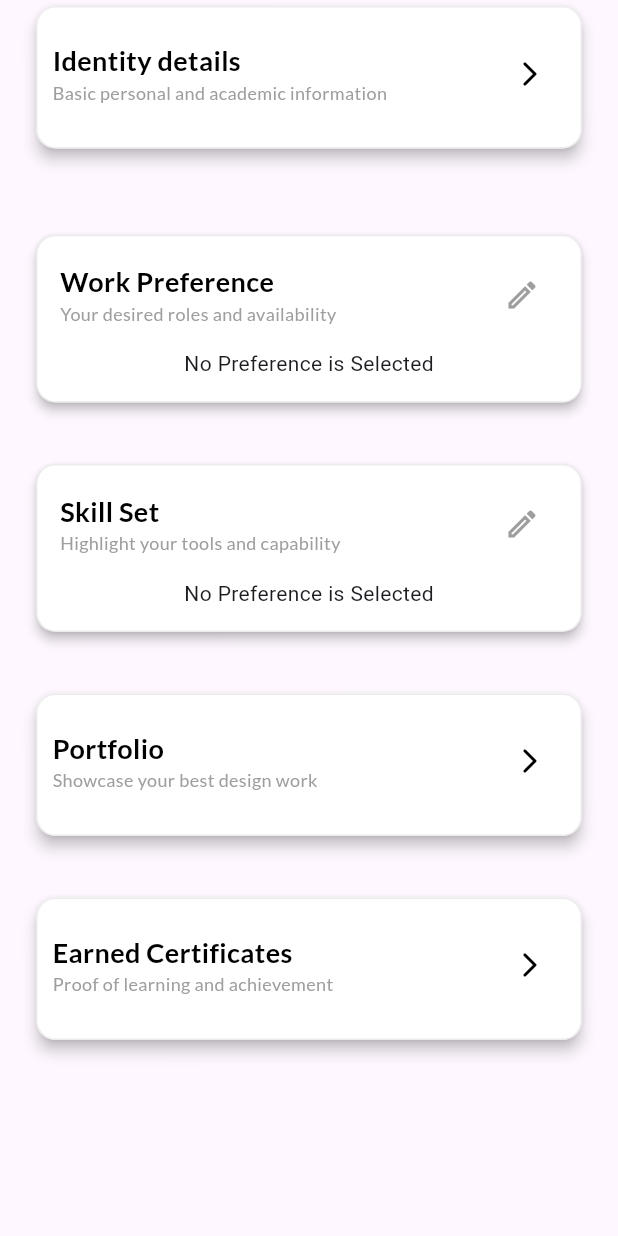
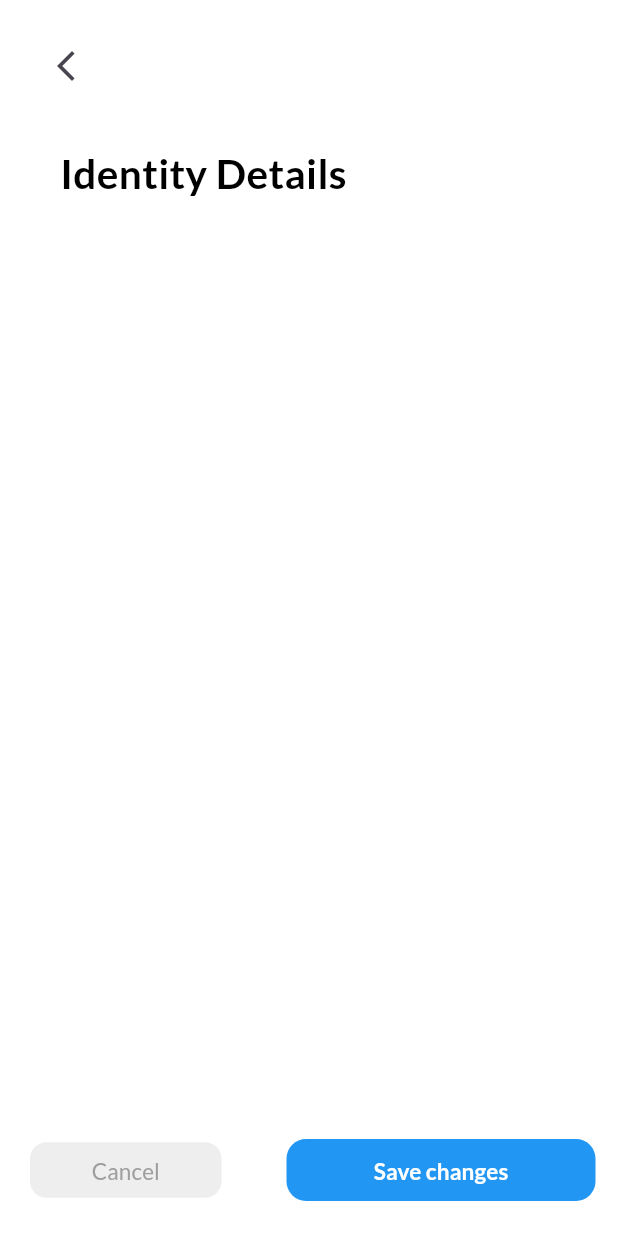
Before and after one commit to Sparkinovtech/Sairam, a Flutter app: the ProfileList widget shown alone on an empty page, opened directly, after a tap on the "arrow forward ios" icon, on a phone screen of 412 x 824 dp. Run offline on Flutter 3.47's test engine with Material 3 defaults, Android fonts, the phone set to English and light mode, and no system bars; our stand-ins replace bloc, firebase_auth, firebase_core, flutter_bloc, google_fonts, google_nav_bar and 4 more; accounts and stored records are empty; network calls fail.

Commit message:
Identity page created

```diff
--- /dev/null
+++ b/lib/Auth/View/identity_details.dart
@@ -0,0 +1,81 @@
+import 'package:flutter/material.dart';
+import 'package:google_fonts/google_fonts.dart';
+class IdentityDetails extends StatefulWidget {
+  const IdentityDetails({super.key});
+
+  @override
+  State<IdentityDetails> createState() => _IdentityDetailsState();
+}
+
+class _IdentityDetailsState extends State<IdentityDetails> {
+  @override
+  Widget build(BuildContext context) {
+    var size = MediaQuery.of(context).size;
+    return Scaffold(
+      backgroundColor: Colors.white,
+      body: SafeArea(
+        child: SingleChildScrollView(
+          child: Column(
+            children: [
+              Padding(
+                padding: EdgeInsets.symmetric(horizontal: 20 , vertical: 20),
+                child: Row(
+                  mainAxisAlignment: MainAxisAlignment.start,
+                  children: [
+                    IconButton(onPressed: (){
+                      Navigator.pop(context);
+                    }, icon: Icon(Icons.arrow_back_ios_new)),
+                  ],
+                ),
+              ),
+              SizedBox(height: size.height * .01,),
+              Padding(
+                padding: EdgeInsets.symmetric(horizontal: 40 , vertical: 0),
+                child: Row(
+                  mainAxisAlignment: MainAxisAlignment.start,
+                  children: [
+                    Text("Identity Details",style: GoogleFonts.lato(color: Colors.black,fontSize: 27,fontWeight: FontWeight.w700),),
+                  ],
+                ),
+              ),
+              SizedBox(height: size.height * .03,),
+            ],
+          ),
+        ),
+      ),
+      bottomNavigationBar: Row(
+        mainAxisAlignment:  MainAxisAlignment.spaceBetween,
+        children: [
+          Padding(
+            padding: EdgeInsets.symmetric(horizontal: 20 , vertical: 20),
+            child: MaterialButton(
+              elevation: 0,
+              onPressed: (){},
+              minWidth: size.width * .31,
+              height: size.height * .045,
+              color: Colors.grey[200]!,
+              shape: RoundedRectangleBorder(
+                borderRadius: BorderRadius.circular(11),
+              ),
+              child: Text("Cancel",style: GoogleFonts.lato(color: Colors.grey,fontSize: 15,fontWeight: FontWeight.w500),),
+            ),
+          ),
+          Padding(
+            padding: EdgeInsets.symmetric(horizontal: 15 , vertical: 20),
+            child: MaterialButton(
+              elevation: 0,
+              onPressed: (){},
+              minWidth: size.width * .5,
+              height: size.height * .05,
+              color: Colors.blue,
+              shape: RoundedRectangleBorder(
+                borderRadius: BorderRadius.circular(13),
+              ),
+              child: Text("Save changes",style: GoogleFonts.lato(color: Colors.white,fontSize: 15,fontWeight: FontWeight.w700),),
+            ),
+          )
+        ],
+      )
+    );
+  }
+}
--- a/lib/Utils/profile_list.dart
+++ b/lib/Utils/profile_list.dart
@@ -1,6 +1,7 @@
 import 'package:flutter/material.dart';
 import 'package:google_fonts/google_fonts.dart';
 import 'package:page_transition/page_transition.dart';
+import 'package:sairam_incubation/Auth/View/identity_details.dart';
 import 'package:sairam_incubation/Auth/View/skill_set.dart';
 import 'package:sairam_incubation/Auth/View/work_preference_edit.dart';
 
@@ -27,7 +28,9 @@ class _ProfileListState extends State<ProfileList>
             icon: Icons.arrow_forward_ios_rounded,
             text: "Identity details",
             subText: "Basic personal and academic information",
-            onTap: () {},
+            onTap: () {
+              Navigator.push(context, PageTransition(type: PageTransitionType.fade , child:IdentityDetails()));
+            },
           ),
           SizedBox(height: size.height * 0.06),
           _buildListWidget(
```
